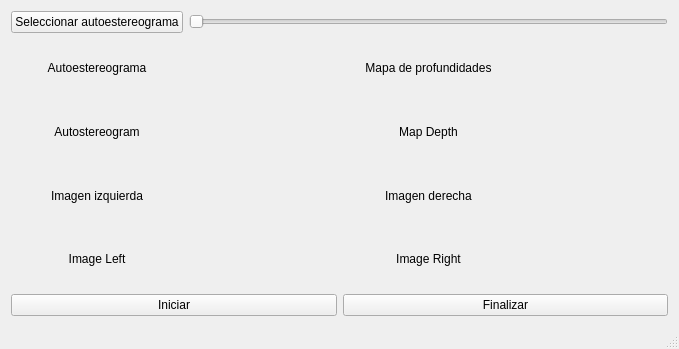
Old version of the form mainwindow.ui in the repository debihiga/AutostereogramSolver.
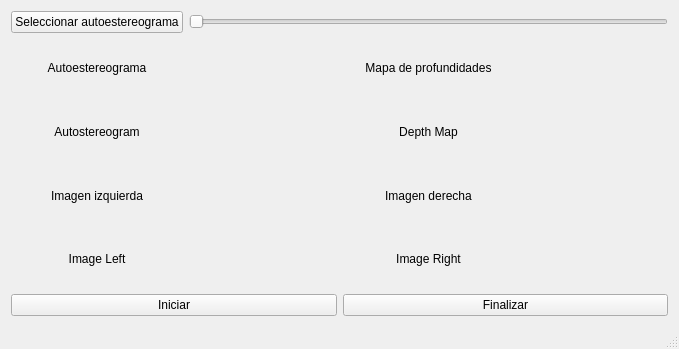
New version of the form.

What changed in the file:
```diff
--- a/mainwindow.ui
+++ b/mainwindow.ui
@@ -40,7 +40,7 @@
       <item row="3" column="1">
        <widget class="QLabel" name="label_image_map_depth">
         <property name="text">
-         <string>Map Depth</string>
+         <string>Depth Map</string>
         </property>
         <property name="alignment">
          <set>Qt::AlignCenter</set>
```
Left out of the diff: 2 changed lines with no effect on the pictures.
